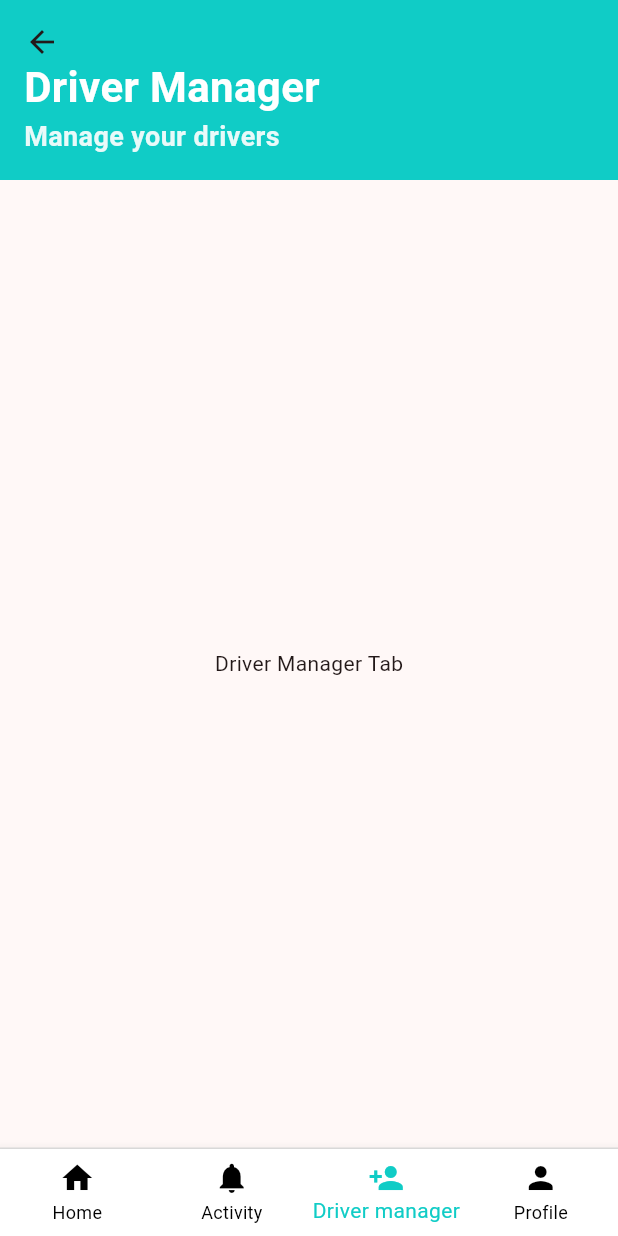
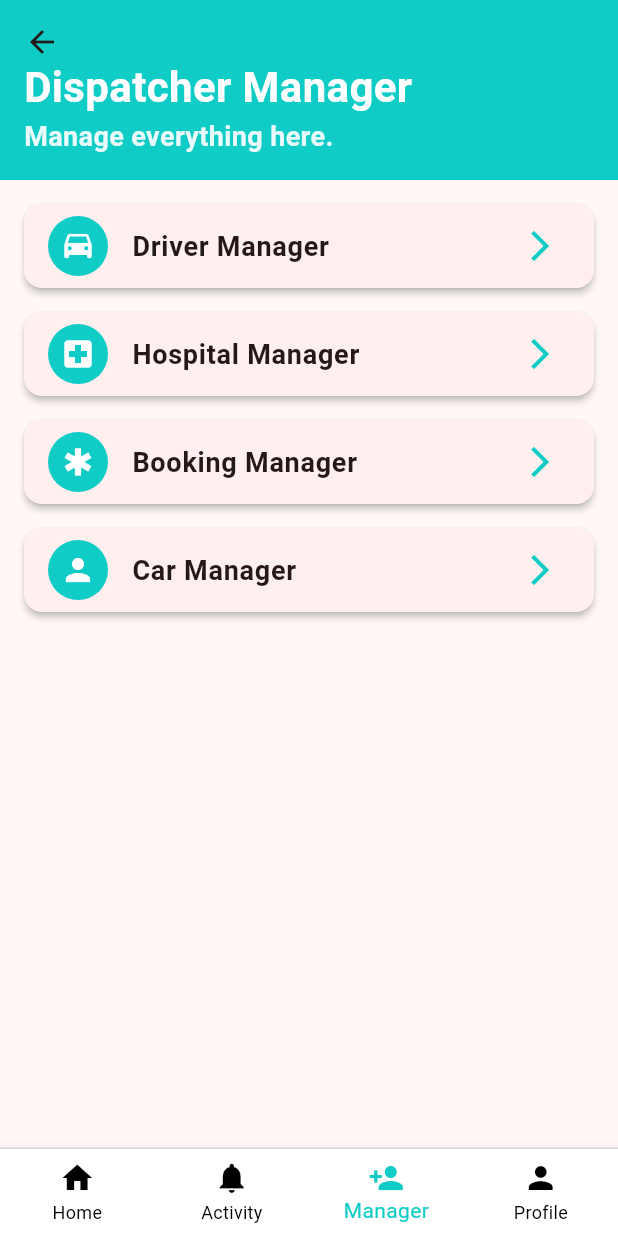
Before and after one commit to dat13298/esavior_techwiz, a Flutter app: the AdminPage screen opened directly, item 3 of the bottom bar chosen, on a phone screen of 412 x 824 dp. Run offline on Flutter 3.47's test engine with Material 3 defaults, Android fonts, the phone set to English and light mode, and no system bars; our stand-ins replace audioplayers, cloud_firestore, firebase_core, firebase_database, flutter_map, geolocator and 2 more; accounts and stored records are empty.

Commit message:
add admin page and manager

```diff
--- a/lib/views/admin/admin_home.dart
+++ b/lib/views/admin/admin_home.dart
@@ -24,7 +24,7 @@ class _AdminPageState extends State<AdminPage> {
     _tabs = [
       const HomeTab(),  // Tab Home
       const ActivityTab(),         // Tab Activity
-      const DriverManagerTab(),    // Tab Driver Manager
+      const ManagerTab(),    // Tab Manager
       const ProfileTab(),          // Tab Profile
     ];
   }
@@ -65,7 +65,7 @@ class _AdminPageState extends State<AdminPage> {
             ),
             BottomNavigationBarItem(
               icon: Icon(Icons.person_add),
-              label: "Driver manager",
+              label: "Manager",
             ),
             BottomNavigationBarItem(
               icon: Icon(Icons.person),
--- a/lib/views/admin/admin_manager.dart
+++ b/lib/views/admin/admin_manager.dart
@@ -1,19 +1,68 @@
-import 'package:flutter/cupertino.dart';
+import 'package:esavior_techwiz/views/admin/driver_manager.dart';
 import 'package:flutter/material.dart';
+import 'customAppBar.dart';
+import 'hospital_manager.dart';
 
-import 'customAppBar.dart';
-
-class DriverManagerTab extends StatelessWidget {
-  const DriverManagerTab();
+class ManagerTab extends StatelessWidget {
+  const ManagerTab();
 
   @override
   Widget build(BuildContext context) {
+    // Danh sách các mục quản lý
+    final List<Map<String, dynamic>> managementItems = [
+      {'icon': Icons.drive_eta, 'title': 'Driver Manager', 'color': Color(0xFF10CCC6)},
+      {'icon': Icons.local_hospital, 'title': 'Hospital Manager', 'color': Color(0xFF10CCC6)},
+      {'icon': Icons.emergency, 'title': 'Booking Manager', 'color': Color(0xFF10CCC6)},
+      {'icon': Icons.person, 'title': 'Car Manager', 'color': Color(0xFF10CCC6)},
+      // {'icon': Icons.settings, 'title': 'Settings', 'color': Color(0xFF10CCC6)},
+    ];
+
     return Scaffold(
       appBar: CustomAppBar(
-        title: 'Driver Manager',
-        subtitle: 'Manage your drivers',
+        title: 'Dispatcher Manager',
+        subtitle: 'Manage everything here.',
       ),
-      body: Center(child: Text('Driver Manager Tab')),
+      body: ListView.builder(
+        padding: EdgeInsets.all(16),
+        itemCount: managementItems.length,
+        itemBuilder: (context, index) {
+          final item = managementItems[index];
+          return Card(
+            elevation: 2,
+            margin: EdgeInsets.only(bottom: 16),
+            child: ListTile(
+              leading: CircleAvatar(
+                backgroundColor: item['color'],
+                child: Icon(item['icon'], color: Colors.white),
+              ),
+              title: Text(
+                item['title'],
+                style: TextStyle(
+                  fontWeight: FontWeight.bold,
+                  fontSize: 18,
+                ),
+              ),
+              trailing: Icon(Icons.arrow_forward_ios, color: Color(0xFF10CCC6)),
+              onTap: () {
+                  if (item['title'] == 'Hospital Manager') {
+                    Navigator.push(
+                      context,
+                      MaterialPageRoute(
+                          builder: (context) => HospitalManager()),
+                    );
+                  }
+                  if (item['title'] == 'Driver Manager') {
+                    Navigator.push(
+                      context,
+                      MaterialPageRoute(
+                          builder: (context) => DriverManager()),
+                    );
+                  }
+              },
+            ),
+          );
+        },
+      ),
     );
   }
 }
```
Also changed, not shown: lib/views/admin/driver_manager.dart (added, +19 -0 lines), lib/views/admin/hospital_manager.dart (added, +232 -0 lines).
